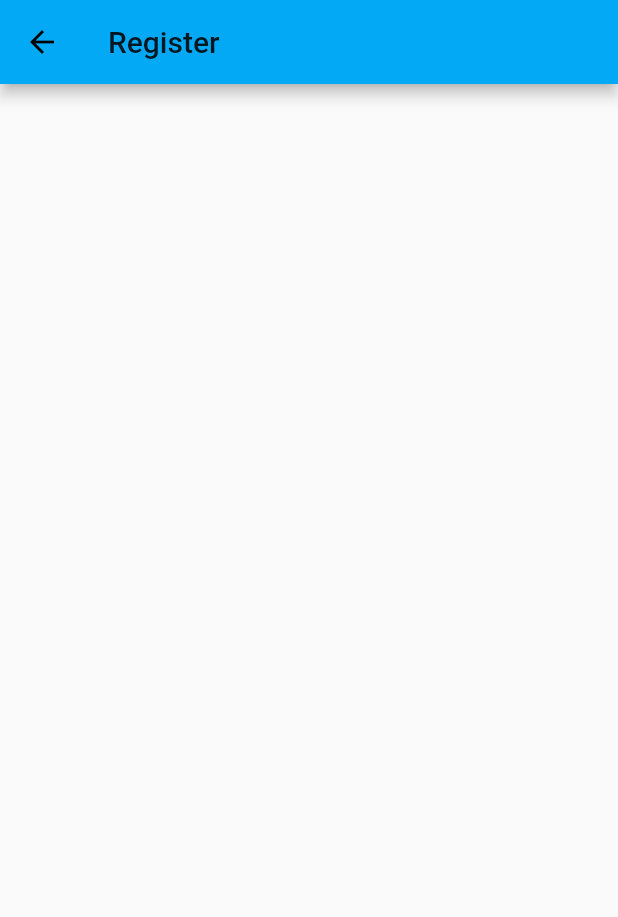
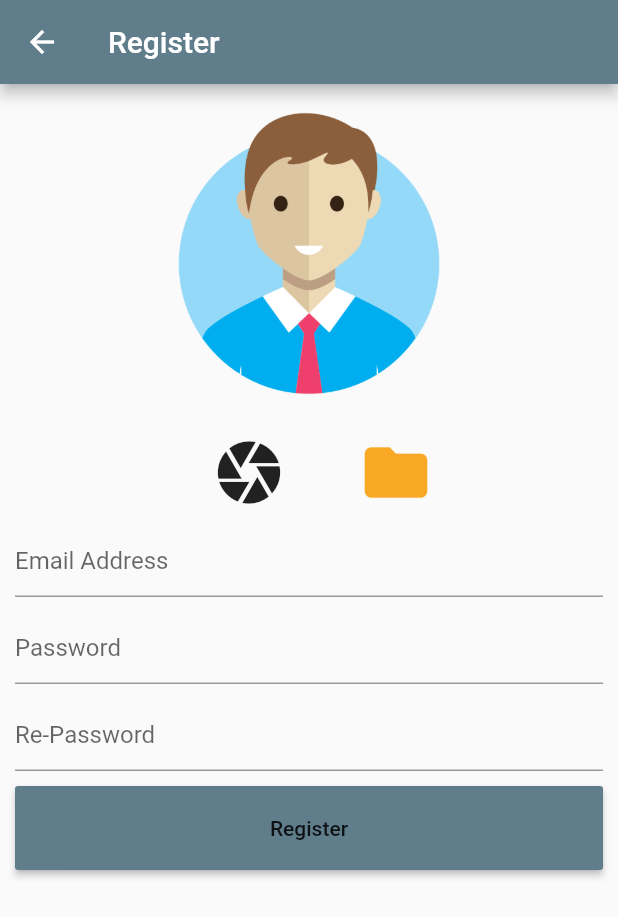
Before and after one commit to tikgithub/mypaied, a Flutter app: the Register screen opened directly, on a phone screen of 412 x 824 dp. Shown: the top 917 px of the screen. Run offline on Flutter 3.47's test engine with Material 2 defaults, Android fonts, the phone set to English and light mode, and no system bars; our stand-ins replace firebase_auth, firebase_core, progress_dialog; accounts and stored records are empty; statements that could not run were skipped.

Commit message:
Register user completed

```diff
--- a/lib/screen/register.dart
+++ b/lib/screen/register.dart
@@ -1,5 +1,9 @@
+import 'package:firebase_core/firebase_core.dart';
 import 'package:flutter/material.dart';
 import 'package:mypaied/screen/loginscreen.dart';
+import 'package:firebase_auth/firebase_auth.dart';
+import 'package:mypaied/widget/successdialog.dart';
+import 'package:progress_dialog/progress_dialog.dart';
 
 class Register extends StatefulWidget {
   @override
@@ -7,8 +11,217 @@ class Register extends StatefulWidget {
 }
 
 class _RegisterState extends State<Register> {
+  //Variable
+  String email;
+  String password;
+  String password2;
+  var dialog = new MyAlertDialog();
+  ProgressDialog pr;
+  final TextEditingController _pass1 = TextEditingController();
+  final formKey = GlobalKey<FormState>();
+
+//Method define
+  Widget showContent() {
+    return SingleChildScrollView(
+      child: Form(
+        key: formKey,
+        child: Column(
+          crossAxisAlignment: CrossAxisAlignment.center,
+          children: [
+            showImageSelector(),
+            showImageControlButton(),
+            showEmailForm(),
+            showPasswordForm(),
+            showPasswordForm2(),
+            showSaveButton(),
+          ],
+        ),
+      ),
+    );
+  }
+
+  Widget showImageSelector() {
+    return Container(
+      padding: EdgeInsets.all(10),
+      child: Image.asset(
+        'images/avatar.png',
+        width: MediaQuery.of(context).size.width,
+        height: MediaQuery.of(context).size.width * 0.5,
+      ),
+    );
+  }
+
+  Widget showImageControlButton() {
+    return Row(
+      mainAxisSize: MainAxisSize.min,
+      children: [
+        IconButton(
+          icon: Icon(
+            Icons.camera,
+            size: 50,
+          ),
+          onPressed: () {},
+        ),
+        SizedBox(
+          width: 50,
+        ),
+        IconButton(
+          icon: Icon(
+            Icons.folder,
+            size: 50,
+            color: Colors.yellow.shade800,
+          ),
+          onPressed: () {},
+        ),
+      ],
+    );
+  }
+
+  Widget showEmailForm() {
+    return Container(
+      margin: EdgeInsets.only(top: 20),
+      padding: EdgeInsets.only(left: 10, right: 10),
+      child: TextFormField(
+        decoration: InputDecoration(
+          hintText: 'Email Address',
+        ),
+        onSaved: (value) {
+          this.email = value.trim();
+        },
+        validator: (String value) {
+          if (value.isEmpty) {
+            return 'Please file the value here';
+          } else if (!(value.contains('@') && value.contains('.'))) {
+            return 'Please file the email with the correct value';
+          } else {
+            return null;
+          }
+        },
+      ),
+    );
+  }
+
+  Widget showPasswordForm() {
+    return Container(
+      margin: EdgeInsets.only(top: 10),
+      padding: EdgeInsets.only(left: 10, right: 10),
+      child: TextFormField(
+        decoration: InputDecoration(
+          hintText: 'Password',
+        ),
+        controller: _pass1,
+        onSaved: (value) {
+          this.password = value.trim();
+        },
+        validator: (String value) {
+          if (value.isEmpty) {
+            return 'Please enter your password';
+          } else {
+            return null;
+          }
+        },
+      ),
+    );
+  }
+
+  Widget showPasswordForm2() {
+    return Container(
+      margin: EdgeInsets.only(top: 10),
+      padding: EdgeInsets.only(left: 10, right: 10),
+      child: TextFormField(
+        decoration: InputDecoration(
+          hintText: 'Re-Password',
+        ),
+        onSaved: (value) {
+          this.password2 = value.trim();
+        },
+        validator: (String value) {
+          if (value.isEmpty) {
+            return 'Please fill to confirm the password';
+          } else if ((value != _pass1.text)) {
+            return 'Password 1 = $value and $password2';
+          } else {
+            return null;
+          }
+        },
+      ),
+    );
+  }
+
+  Widget showSaveButton() {
+    return Container(
+      margin: EdgeInsets.only(top: 10),
+      width: double.infinity,
+      padding: EdgeInsets.only(left: 10, right: 10),
+      child: RaisedButton(
+        padding: EdgeInsets.only(top: 20, bottom: 20),
+        color: Colors.blueGrey,
+        child: Text('Register'),
+        onPressed: () {
+          pr.show();
+          if (formKey.currentState.validate()) {
+            formKey.currentState.save();
+            register();
+          }
+        },
+      ),
+    );
+  }
+
+  Future<void> register() async {
+    FirebaseAuth auth = FirebaseAuth.instance;
+    auth
+        .createUserWithEmailAndPassword(email: email, password: password)
+        .then((response) {
+      Future.delayed(
+        Duration(milliseconds: 1000),
+      ).then((v) {
+        pr.hide();
+        dialog.showSuccessDialog(
+            context, 'Done', 'User Registeration Completed');
+      });
+    }).catchError((response) {
+      print('error');
+      Future.delayed(
+        Duration(milliseconds: 500),
+      ).then((v) {
+        pr.hide();
+      });
+    });
+  }
+
+  void returnLoginScreen() {
+    MaterialPageRoute materialPageRoute =
+        new MaterialPageRoute(builder: (value) => LoginScreen());
+    Navigator.of(context)
+        .pushAndRemoveUntil(materialPageRoute, (route) => false);
+  }
+
+  @override
+  void initState() {
+    super.initState();
+    initFirebase();
+  }
+
+  Future<void> initFirebase() async {
+    await Firebase.initializeApp();
+  }
+
   @override
   Widget build(BuildContext context) {
+    //Define Progress dialog
+    pr = new ProgressDialog(context,
+        type: ProgressDialogType.Normal, isDismissible: false, showLogs: false);
+    pr.style(
+      message: 'Please wait while your request is processing',
+      progressWidget: Container(
+        padding: EdgeInsets.all(10),
+        child: CircularProgressIndicator(
+          valueColor: AlwaysStoppedAnimation<Color>(Colors.green),
+        ),
+      ),
+    );
+
     return Scaffold(
       appBar: AppBar(
         leading: IconButton(
@@ -22,6 +235,7 @@ class _RegisterState extends State<Register> {
         ),
         title: Text('Register'),
       ),
+      body: showContent(),
     );
   }
 }
--- a/pubspec.yaml
+++ b/pubspec.yaml
@@ -23,7 +23,10 @@ environment:
 dependencies:
   flutter:
     sdk: flutter
-
+  firebase_core: "^0.7.0"
+  firebase_auth: "^0.20.1"
+  progress_dialog: ^1.2.0
+  image_picker: ^0.6.7+22
 
   # The following adds the Cupertino Icons font to your application.
   # Use with the CupertinoIcons class for iOS style icons.
```
Also changed, not shown: lib/main.dart (+4 -5 lines), lib/screen/loginscreen.dart (+13 -2 lines), lib/widget/successdialog.dart (added, +87 -0 lines), images/avatar.png (added), pubspec.lock, 3 other files. Lines whose indentation alone changed are shown as unchanged.
